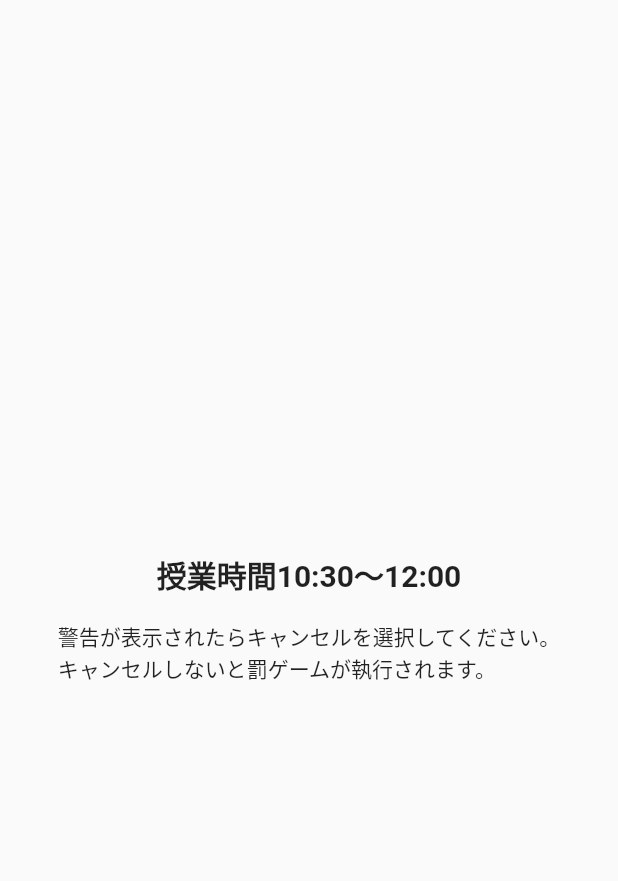
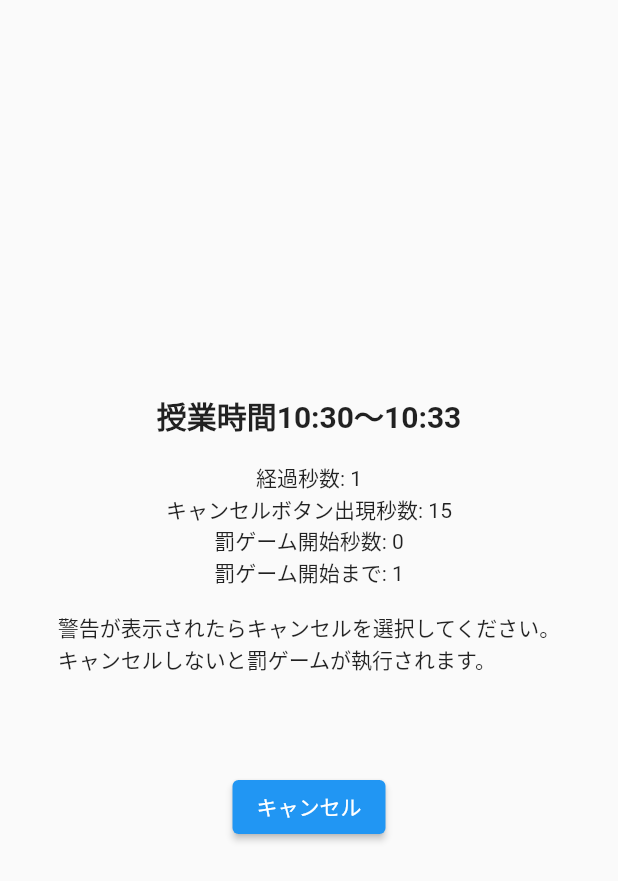
Before and after one commit to shinonome-inc/mobile_mini_hackathon_team_b, a Flutter app: the screen it shows after launch, after a tap on "HomePageへ遷移", on a phone screen of 412 x 824 dp. Shown: the top 881 px of the screen. Run offline on Flutter 3.47's test engine with Material 2 defaults, Android fonts, the light colour scheme and no system bars.

Commit message:
秒数をカウント

```diff
--- a/lib/pages/home_page.dart
+++ b/lib/pages/home_page.dart
@@ -1,3 +1,6 @@
+import 'dart:async';
+import 'dart:math' as math;
+
 import 'package:flutter/material.dart';
 import 'package:intl/intl.dart';
 
@@ -15,9 +18,46 @@ class HomePage extends StatefulWidget {
 }
 
 class _HomePageState extends State<HomePage> {
+  static const int graceSeconds = 10;
+  int _elapsedSeconds = 0;
+  int _cancelButtonAppearanceSeconds = 0;
+  int _penaltyGameSeconds = 0;
+  int get _timeLimit =>
+      showCancelButton ? _penaltyGameSeconds - _elapsedSeconds : 1;
+
+  bool get showCancelButton =>
+      _elapsedSeconds >= _cancelButtonAppearanceSeconds;
+
+  int _generateRandomValue() {
+    int maxNumber = 20;
+    int minNumber = 10;
+    return math.Random().nextInt(maxNumber - minNumber + 1) + minNumber;
+  }
+
   String _formatDateTime(DateTime time) {
     final DateFormat dateFormat = DateFormat('HH:mm');
     return dateFormat.format(time);
+  }
+
+  @override
+  void initState() {
+    super.initState();
+    _cancelButtonAppearanceSeconds = _generateRandomValue();
+    Timer.periodic(
+      const Duration(seconds: 1),
+      (Timer timer) {
+        setState(() {
+          _elapsedSeconds++;
+        });
+        if (showCancelButton) {
+          _penaltyGameSeconds = _cancelButtonAppearanceSeconds + graceSeconds;
+        }
+        if (_timeLimit <= 0) {
+          print('罰ゲーム執行');
+          _cancelButtonAppearanceSeconds += _generateRandomValue();
+        }
+      },
+    );
   }
 
   @override
@@ -38,7 +78,17 @@ class _HomePageState extends State<HomePage> {
                 ),
               ),
               const SizedBox(height: 16.0),
-              const Text('警告が表示されたらキャンセルを選択してください。\nキャンセルしないと罰ゲームが執行されます。')
+              Text('経過秒数: $_elapsedSeconds'),
+              Text('キャンセルボタン出現秒数: $_cancelButtonAppearanceSeconds'),
+              Text('罰ゲーム開始秒数: $_penaltyGameSeconds'),
+              Text('罰ゲーム開始まで: $_timeLimit'),
+              const SizedBox(height: 16.0),
+              const Text('警告が表示されたらキャンセルを選択してください。\nキャンセルしないと罰ゲームが執行されます。'),
+              const SizedBox(height: 64.0),
+              ElevatedButton(
+                onPressed: () {},
+                child: const Text('キャンセル'),
+              ),
             ],
           ),
         ),
--- a/lib/pages/top_page.dart
+++ b/lib/pages/top_page.dart
@@ -12,7 +12,7 @@ class TopPage extends StatelessWidget {
           onPressed: () {
             final DateTime startTime = DateTime.now();
             final DateTime endTime = startTime.add(
-              const Duration(minutes: 90),
+              const Duration(minutes: 3),
             );
             Navigator.of(context).push(
               MaterialPageRoute(
```
